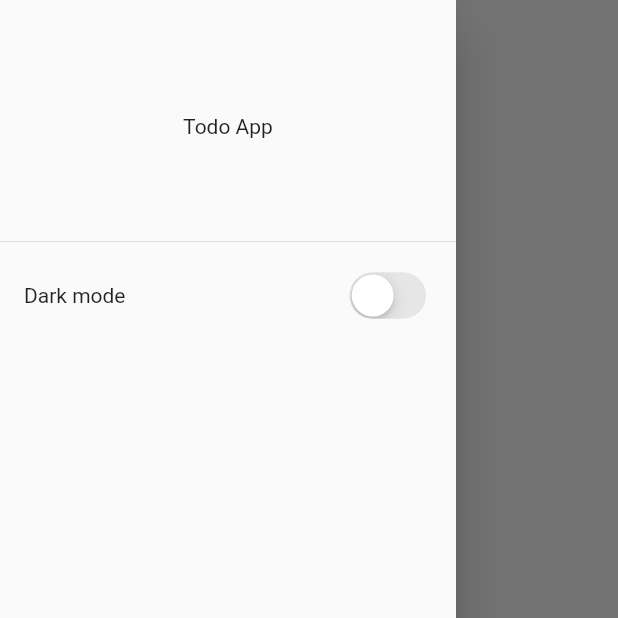
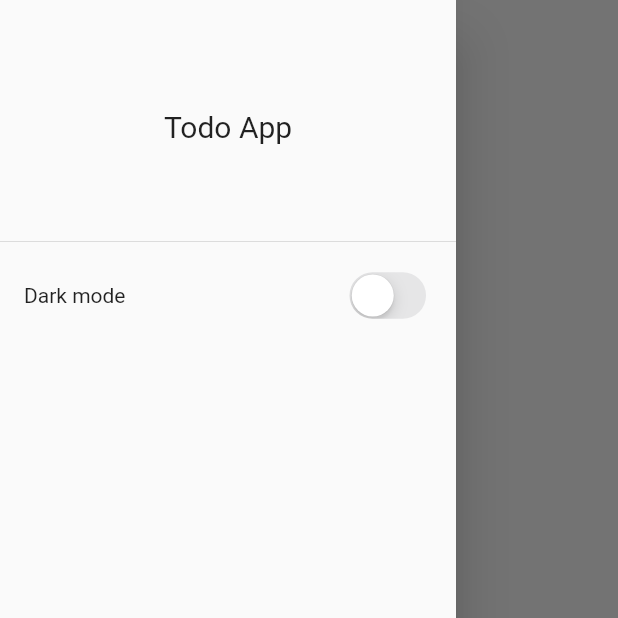
Before and after one commit to tinhhandsome/flutter_todo, a Flutter app: the screen it shows after launch, item 2 of the bottom bar chosen, with the side drawer open, on a phone screen of 412 x 824 dp, the top half of it. Run offline on Flutter 3.47's test engine with Material 2 defaults, Android fonts, the phone set to English and light mode, and no system bars; our stand-ins replace bloc, circular_check_box, device_preview, equatable, flutter_bloc, flutter_datetime_picker and 10 more; accounts and stored records are empty.

Commit message:
Update UI

```diff
--- a/lib/ui/common/snack_bar.dart
+++ b/lib/ui/common/snack_bar.dart
@@ -14,5 +14,7 @@ void showUndoSnackBar(BuildContext context,
     ),
   );
 
-  Scaffold.of(context).showSnackBar(snackBar);
+  Scaffold.of(context).showSnackBar(
+    snackBar,
+  );
 }
--- a/lib/ui/widgets/drawer.dart
+++ b/lib/ui/widgets/drawer.dart
@@ -12,8 +12,12 @@ class CustomDrawer extends StatelessWidget {
       return Drawer(
         child: ListView(
           children: <Widget>[
-            const DrawerHeader(
-              child: Center(child: Text("Todo App")),
+            DrawerHeader(
+              child: Center(
+                  child: Text(
+                "Todo App",
+                style: Theme.of(context).textTheme.title,
+              )),
             ),
             ListTile(
               title: const Text("Dark mode"),
```
Also changed, not shown: lib/ui/screens/todo_detail.dart (+4 -22 lines).
